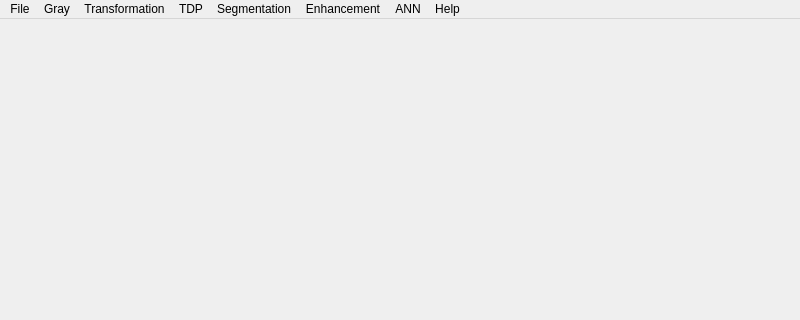
Qt form src/ImageProcessingSystem/mainwindow.ui (tadecather/ImageProcessingSystem) before a commit; both pictures show x 0 to 800 and y 0 to 320 of the 800 by 600 pixel window.
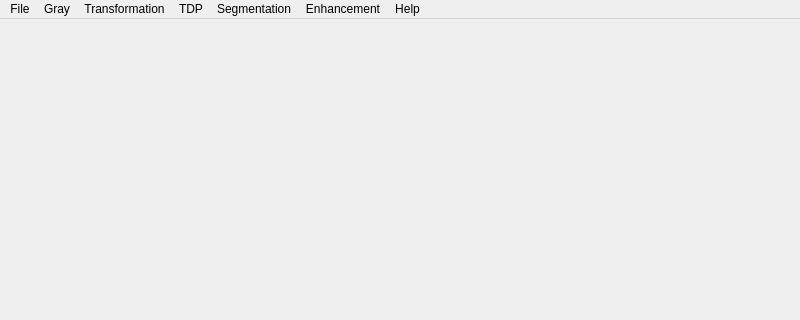
The same form after that commit.

What changed in the file:
```diff
--- a/src/ImageProcessingSystem/mainwindow.ui
+++ b/src/ImageProcessingSystem/mainwindow.ui
@@ -22,7 +22,7 @@
      <x>0</x>
      <y>0</y>
      <width>800</width>
-     <height>26</height>
+     <height>23</height>
     </rect>
    </property>
    <widget class="QMenu" name="menuFile">
@@ -144,12 +144,6 @@
     <addaction name="actionGradient_Sharpening"/>
     <addaction name="actionLaplacian_Sharpening"/>
     <addaction name="separator"/>
-    <addaction name="actionImage_Quality_Assessment"/>
-   </widget>
-   <widget class="QMenu" name="menuANN">
-    <property name="title">
-     <string>ANN</string>
-    </property>
    </widget>
    <widget class="QMenu" name="menuHelp">
     <property name="title">
@@ -162,7 +156,6 @@
    <addaction name="menuTdp"/>
    <addaction name="menuDivision"/>
    <addaction name="menuEnhancement"/>
-   <addaction name="menuANN"/>
    <addaction name="menuHelp"/>
   </widget>
   <widget class="QStatusBar" name="statusbar"/>
```
Left out of the diff: 22 changed lines with no effect on the pictures.
